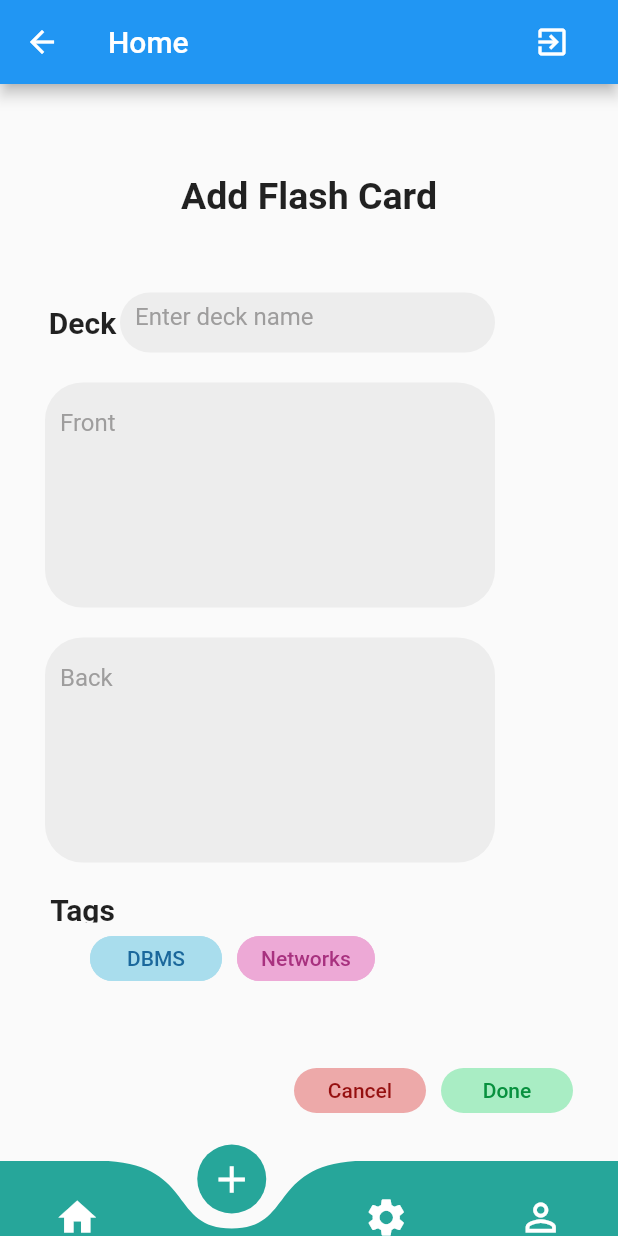
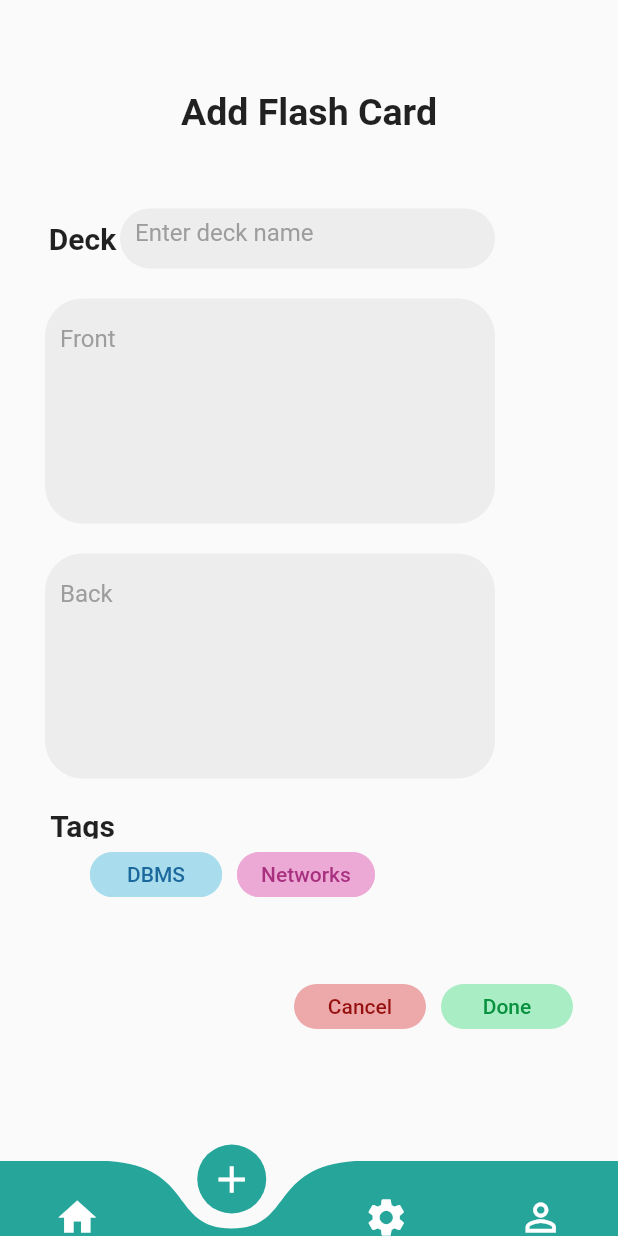
Before and after one commit to shaansubbaiah/Flashcards, a Flutter app: the HomePage screen opened directly, item 2 of the bottom bar chosen, on a phone screen of 412 x 824 dp. Run offline on Flutter 3.47's test engine with Material 2 defaults, Android fonts, the phone set to English and light mode, and no system bars; drawn by our look-alikes of curved_navigation_bar; our stand-ins replace firebase_auth, firebase_core; accounts and stored records are empty.

Commit message:
Temporarily remove app bar

```diff
--- a/lib/home_page.dart
+++ b/lib/home_page.dart
@@ -20,20 +20,20 @@ class _HomePageState extends State<HomePage> {
   @override
   Widget build(BuildContext context) {
     return Scaffold(
-      appBar: AppBar(
-        title: Text("Home"),
-        actions: <Widget>[
-          Padding(
-              padding: EdgeInsets.only(right: 20.0),
-              child: IconButton(
-                icon: Icon(Icons.exit_to_app),
-                tooltip: "Signout",
-                onPressed: () {
-                  context.read<AuthService>().signOut();
-                },
-              ))
-        ],
-      ),
+      // appBar: AppBar(
+      //   title: Text("Home"),
+      //   actions: <Widget>[
+      //     Padding(
+      //         padding: EdgeInsets.only(right: 20.0),
+      //         child: IconButton(
+      //           icon: Icon(Icons.exit_to_app),
+      //           tooltip: "Signout",
+      //           onPressed: () {
+      //             context.read<AuthService>().signOut();
+      //           },
+      //         ))
+      //   ],
+      // ),
       body: _children[_currentIndex],
       extendBody: true,
       bottomNavigationBar: CurvedNavigationBar(
```
Also changed, not shown: lib/profile_page.dart (+20 -1 lines).
